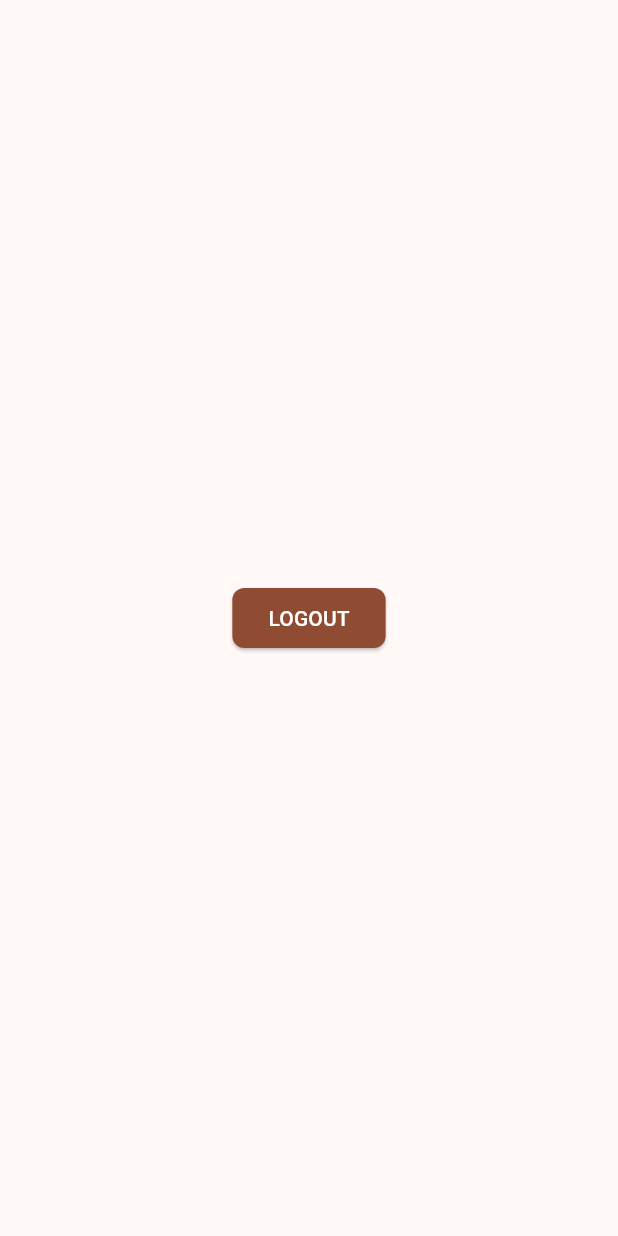
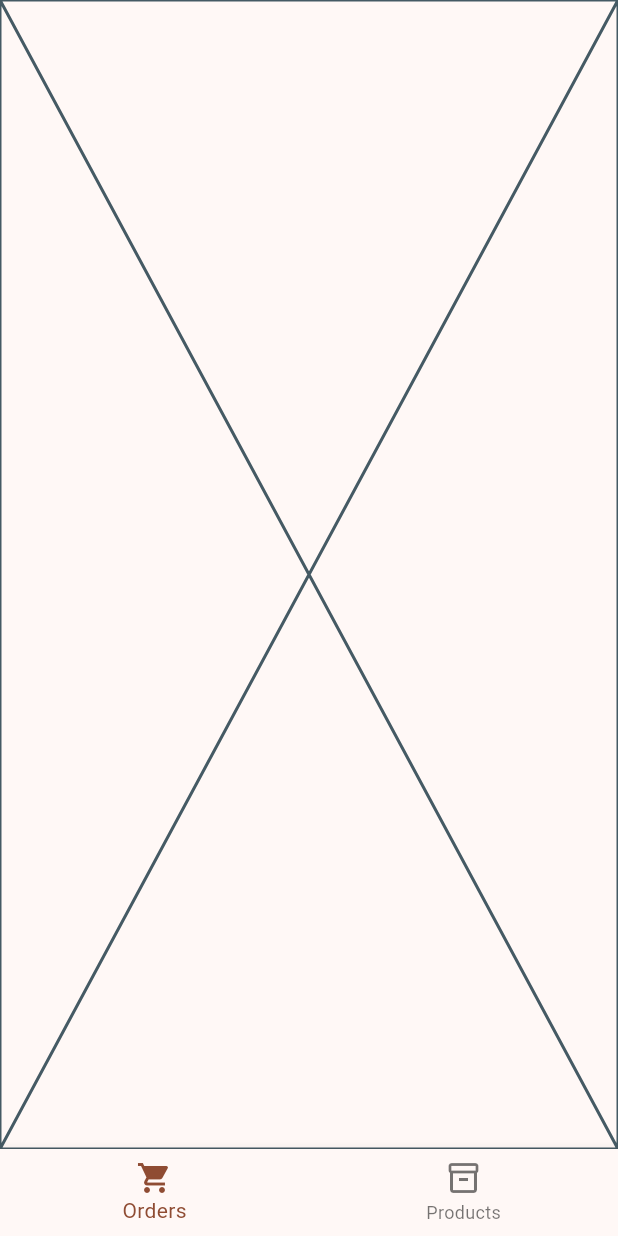
Before and after one commit to diilshadkt/coffe-zone, a Flutter app: the screen it shows once a user with an empty profile is signed in, on a phone screen of 412 x 824 dp. Run offline on Flutter 3.47's test engine with Material 3 defaults, Android fonts, the phone set to English and light mode, and no system bars; our stand-ins replace firebase_auth, firebase_core, flutter_hooks, get_it, go_router, hooks_riverpod and 1 more; accounts and stored records are empty; generated files the repository leaves out were written again.

Commit message:
Added navigation functionalities

```diff
--- a/lib/core/router.dart
+++ b/lib/core/router.dart
@@ -1,7 +1,9 @@
 import 'package:coffee_zone/features/auth/view/pages/landing_page.dart';
 import 'package:coffee_zone/features/auth/view/pages/login_page.dart';
 import 'package:coffee_zone/features/auth/view/pages/signup_page.dart';
-import 'package:coffee_zone/features/nav/pages/navigation_page.dart';
+import 'package:coffee_zone/features/nav/view/pages/navigation_page.dart';
+import 'package:coffee_zone/features/order/view/pages/orders_list_page.dart';
+import 'package:coffee_zone/features/product/view/pages/product_list_page.dart';
 import 'package:coffee_zone/main.dart';
 import 'package:go_router/go_router.dart';
 
@@ -24,6 +26,14 @@ final router = GoRouter(
     GoRoute(
       path: NavigationPage.routePath,
       builder: (context, state) => const NavigationPage(),
+    ),
+    GoRoute(
+      path: ProductListPage.routePath,
+      builder: (context, state) => const ProductListPage(),
+    ),
+    GoRoute(
+      path: OrdersListPage.routePath,
+      builder: (context, state) => const OrdersListPage(),
     )
   ],
 );
--- a/lib/features/nav/pages/navigation_page.dart
+++ /dev/null
@@ -1,22 +0,0 @@
-import 'package:coffee_zone/core/widgets/button_widget.dart';
-import 'package:coffee_zone/features/auth/controller/auth_controller.dart';
-import 'package:flutter/material.dart';
-
-class NavigationPage extends StatelessWidget {
-  static const routePath = '/';
-
-  const NavigationPage({super.key});
-
-  @override
-  Widget build(BuildContext context) {
-    return Scaffold(
-      body: Center(
-        child: ButtonWidget(
-            onPressed: () {
-              AuthController().logout();
-            },
-            child: const Text('LOGOUT')),
-      ),
-    );
-  }
-}
--- /dev/null
+++ b/lib/features/nav/view/pages/navigation_page.dart
@@ -0,0 +1,49 @@
+import 'package:coffee_zone/core/extensions/localization_extension.dart';
+import 'package:coffee_zone/features/nav/controller/navigation_controller.dart';
+import 'package:coffee_zone/features/order/view/pages/orders_list_page.dart';
+import 'package:coffee_zone/features/product/view/pages/product_list_page.dart';
+import 'package:flutter/material.dart';
+import 'package:flutter_hooks/flutter_hooks.dart';
+import 'package:hooks_riverpod/hooks_riverpod.dart';
+
+class NavigationPage extends HookConsumerWidget {
+  static const routePath = '/';
+
+  const NavigationPage({super.key});
+
+  @override
+  Widget build(BuildContext context, ref) {
+    final pageController = usePageController();
+
+    return Scaffold(
+      body: PageView(
+        controller: pageController,
+        onPageChanged: (page) => ref
+            .read(navigationControllerProvider.notifier)
+            .changeSelectedPage(page, pageController),
+        children: const [
+          OrdersListPage(),
+          ProductListPage(),
+        ],
+      ),
+      bottomNavigationBar: BottomNavigationBar(
+        onTap: (page) => ref
+            .read(navigationControllerProvider.notifier)
+            .changeSelectedPage(page, pageController),
+        currentIndex: ref.watch(navigationControllerProvider),
+        items: [
+          BottomNavigationBarItem(
+            icon: const Icon(Icons.shopping_cart_outlined),
+            activeIcon: const Icon(Icons.shopping_cart),
+            label: context.text.ordersBottomNavItem,
+          ),
+          BottomNavigationBarItem(
+            icon: const Icon(Icons.inventory_2_outlined),
+            activeIcon: const Icon(Icons.inventory_2),
+            label: context.text.productsBottomNavItem,
+          )
+        ],
+      ),
+    );
+  }
+}
--- /dev/null
+++ b/lib/features/order/view/pages/orders_list_page.dart
@@ -0,0 +1,12 @@
+import 'package:flutter/material.dart';
+
+class OrdersListPage extends StatelessWidget {
+  static const routePath = '/orders';
+
+  const OrdersListPage({super.key});
+
+  @override
+  Widget build(BuildContext context) {
+    return const Placeholder();
+  }
+}
--- a/lib/l10n/app_en.arb
+++ b/lib/l10n/app_en.arb
@@ -28,6 +28,8 @@
     "cannotLoginError": "Cannot login. Try again",
     "cannotLogoutError": "Cannot logout. Try again",
     "passwordResetSentMessage": "Password reset link is sent to your account",
-    "cannotResetPasswordError": "Cannot reset your password. Try again"
+    "cannotResetPasswordError": "Cannot reset your password. Try again",
+    "ordersBottomNavItem": "Orders",
+    "productsBottomNavItem": "Products"
 
 }
--- a/lib/l10n/gen/app_localizations.dart
+++ b/lib/l10n/gen/app_localizations.dart
@@ -270,6 +270,18 @@ abstract class AppLocalizations {
   /// In en, this message translates to:
   /// **'Cannot reset your password. Try again'**
   String get cannotResetPasswordError;
+
+  /// No description provided for @ordersBottomNavItem.
+  ///
+  /// In en, this message translates to:
+  /// **'Orders'**
+  String get ordersBottomNavItem;
+
+  /// No description provided for @productsBottomNavItem.
+  ///
+  /// In en, this message translates to:
+  /// **'Products'**
+  String get productsBottomNavItem;
 }
 
 class _AppLocalizationsDelegate extends LocalizationsDelegate<AppLocalizations> {
--- a/lib/l10n/gen/app_localizations_en.dart
+++ b/lib/l10n/gen/app_localizations_en.dart
@@ -93,4 +93,10 @@ class AppLocalizationsEn extends AppLocalizations {
 
   @override
   String get cannotResetPasswordError => 'Cannot reset your password. Try again';
+
+  @override
+  String get ordersBottomNavItem => 'Orders';
+
+  @override
+  String get productsBottomNavItem => 'Products';
 }
--- a/lib/main.dart
+++ b/lib/main.dart
@@ -1,7 +1,7 @@
 import 'package:coffee_zone/core/dependencies.dart';
 import 'package:coffee_zone/core/router.dart';
 import 'package:coffee_zone/features/auth/view/pages/landing_page.dart';
-import 'package:coffee_zone/features/nav/pages/navigation_page.dart';
+import 'package:coffee_zone/features/nav/view/pages/navigation_page.dart';
 import 'package:coffee_zone/firebase_options.dart';
 import 'package:coffee_zone/l10n/gen/app_localizations.dart';
 import 'package:firebase_auth/firebase_auth.dart';
@@ -9,6 +9,7 @@ import 'package:firebase_core/firebase_core.dart';
 import 'package:flutter/material.dart';
 import 'package:flutter_hooks/flutter_hooks.dart';
 import 'package:go_router/go_router.dart';
+import 'package:hooks_riverpod/hooks_riverpod.dart';
 
 void main() async {
   WidgetsFlutterBinding.ensureInitialized();
@@ -19,7 +20,7 @@ void main() async {
     options: DefaultFirebaseOptions.currentPlatform,
   );
 
-  runApp(const App());
+  runApp(const ProviderScope(child: App()));
 }
 
 class App extends HookWidget {
```
Also changed, not shown: lib/features/nav/controller/navigation_controller.dart (added, +17 -0 lines), lib/features/product/view/pages/product_list_page.dart (added, +12 -0 lines), lib/features/nav/controller/navigation_controller.g.dart (added).
